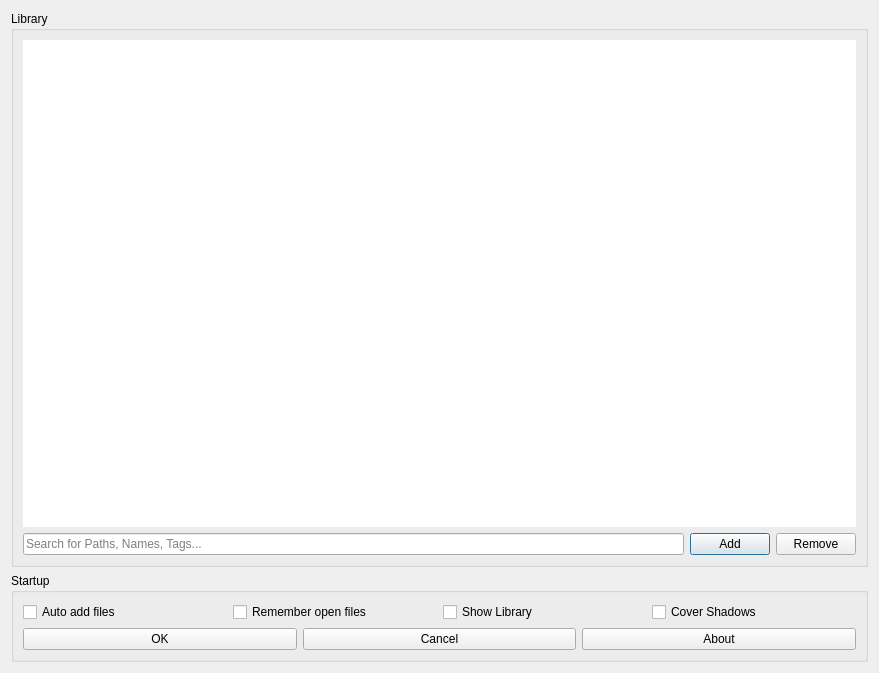
The window that resources/raw/settings.ui (BasioMeusPuga/Lector) describes before a commit, drawn with Qt 5.
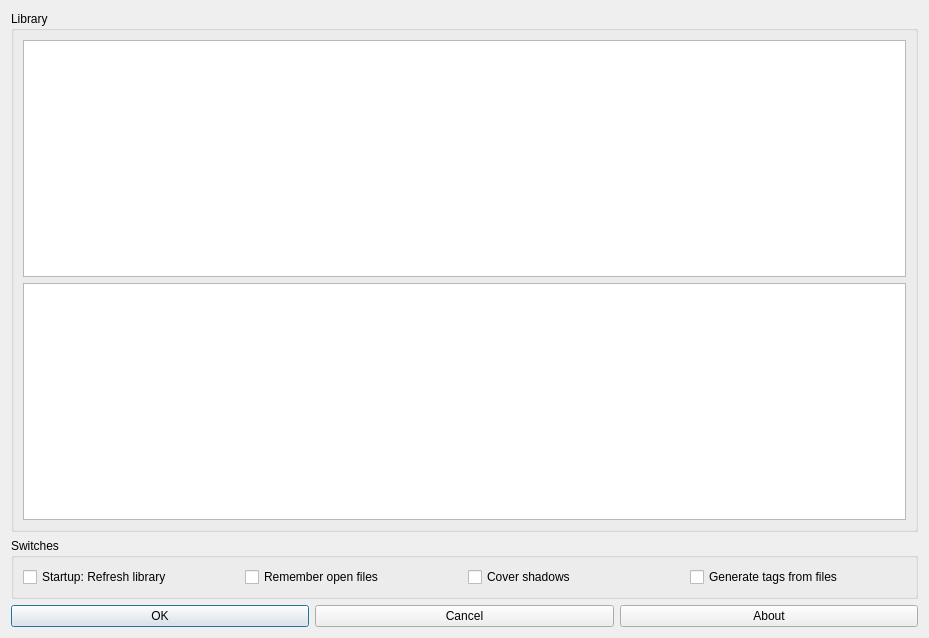
The same window after the commit.

```diff
--- a/resources/raw/settings.ui
+++ b/resources/raw/settings.ui
@@ -6,8 +6,8 @@
    <rect>
     <x>0</x>
     <y>0</y>
-    <width>879</width>
-    <height>673</height>
+    <width>929</width>
+    <height>638</height>
    </rect>
   </property>
   <property name="windowTitle">
@@ -23,66 +23,17 @@
        </property>
        <layout class="QGridLayout" name="gridLayout_2">
         <item row="0" column="0">
-         <widget class="QTableView" name="tableView">
-          <property name="frameShape">
-           <enum>QFrame::NoFrame</enum>
-          </property>
-          <property name="sizeAdjustPolicy">
-           <enum>QAbstractScrollArea::AdjustToContentsOnFirstShow</enum>
-          </property>
-          <property name="editTriggers">
-           <set>QAbstractItemView::DoubleClicked|QAbstractItemView::EditKeyPressed</set>
-          </property>
-          <property name="alternatingRowColors">
-           <bool>true</bool>
-          </property>
-          <property name="selectionMode">
-           <enum>QAbstractItemView::SingleSelection</enum>
-          </property>
-          <property name="selectionBehavior">
-           <enum>QAbstractItemView::SelectItems</enum>
-          </property>
-          <property name="gridStyle">
-           <enum>Qt::NoPen</enum>
-          </property>
-          <property name="sortingEnabled">
-           <bool>true</bool>
-          </property>
-          <property name="wordWrap">
-           <bool>false</bool>
-          </property>
-          <attribute name="horizontalHeaderVisible">
-           <bool>true</bool>
-          </attribute>
-          <attribute name="verticalHeaderVisible">
-           <bool>false</bool>
-          </attribute>
-         </widget>
+         <widget class="QTreeView" name="treeView"/>
         </item>
         <item row="1" column="0">
-         <layout class="QHBoxLayout" name="horizontalLayout">
-          <item>
-           <widget class="QLineEdit" name="tableFilterEdit">
-            <property name="placeholderText">
-             <string>Search for Paths, Names, Tags...</string>
-            </property>
-           </widget>
-          </item>
-          <item>
-           <widget class="QPushButton" name="addButton">
-            <property name="text">
-             <string>Add</string>
-            </property>
-           </widget>
-          </item>
-          <item>
-           <widget class="QPushButton" name="removeButton">
-            <property name="text">
-             <string>Remove</string>
-            </property>
-           </widget>
-          </item>
-         </layout>
+         <widget class="QTextBrowser" name="aboutBox">
+          <property name="openExternalLinks">
+           <bool>true</bool>
+          </property>
+          <property name="openLinks">
+           <bool>false</bool>
+          </property>
+         </widget>
         </item>
        </layout>
       </widget>
@@ -90,15 +41,17 @@
      <item>
       <widget class="QGroupBox" name="groupBox">
        <property name="title">
-        <string>Startup</string>
+        <string>Switches</string>
        </property>
        <layout class="QGridLayout" name="gridLayout">
         <item row="0" column="0">
-         <layout class="QHBoxLayout" name="horizontalLayout_3">
+         <layout class="QVBoxLayout" name="verticalLayout">
           <item>
-           <widget class="QCheckBox" name="checkBox">
+           <layout class="QHBoxLayout" name="horizontalLayout_4">
+            <item>
+             <widget class="QCheckBox" name="refreshLibrary">
             <property name="text">
-             <string>Auto add files</string>
+               <string>Startup: Refresh library</string>
             </property>
            </widget>
           </item>
@@ -110,17 +63,24 @@
            </widget>
           </item>
           <item>
-           <widget class="QCheckBox" name="checkBox_2">
+             <widget class="QCheckBox" name="coverShadows">
             <property name="text">
-             <string>Show Library</string>
+               <string>Cover shadows</string>
             </property>
            </widget>
           </item>
           <item>
-           <widget class="QCheckBox" name="checkBox_3">
+             <widget class="QCheckBox" name="autoTags">
             <property name="text">
-             <string>Cover Shadows</string>
-            </property>
+               <string>Generate tags from files</string>
+              </property>
+             </widget>
+            </item>
+           </layout>
+          </item>
+         </layout>
+        </item>
+       </layout>
            </widget>
           </item>
          </layout>
@@ -146,11 +106,6 @@
             <property name="text">
              <string>About</string>
             </property>
-           </widget>
-          </item>
-         </layout>
-        </item>
-       </layout>
       </widget>
      </item>
     </layout>
```
Lines whose indentation alone changed are shown as unchanged.
